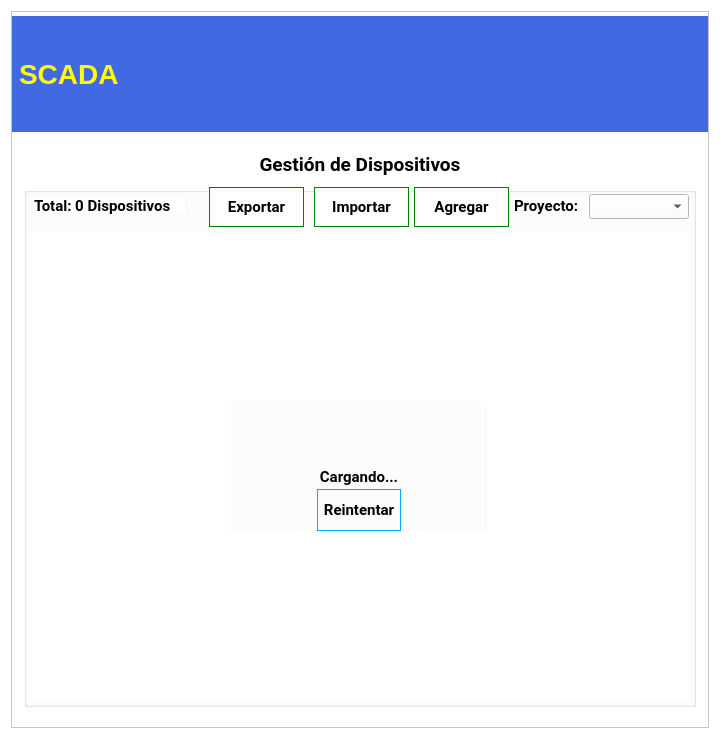
Above: app/forms/Modals/DispositivosModal.ui from AlejandroA714/scada-desktop before the change. Below: the same form after it.
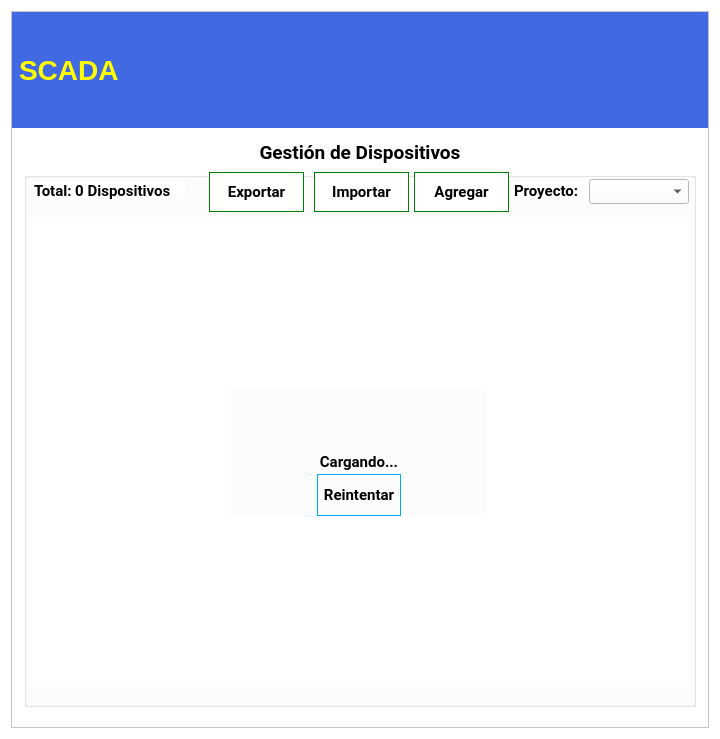
That is the form after the change. Icons and pictures are not drawn.

Patch:
```diff
--- a/app/forms/Modals/DispositivosModal.ui
+++ b/app/forms/Modals/DispositivosModal.ui
@@ -352,7 +352,7 @@
         <property name="minimumSize">
          <size>
           <width>672</width>
-          <height>520</height>
+          <height>535</height>
          </size>
         </property>
         <property name="font">
@@ -552,14 +552,23 @@
            <height>470</height>
           </size>
          </property>
+         <property name="maximumSize">
+          <size>
+           <width>16777215</width>
+           <height>167777</height>
+          </size>
+         </property>
          <property name="frameShape">
           <enum>QFrame::NoFrame</enum>
          </property>
          <property name="lineWidth">
           <number>0</number>
          </property>
+         <property name="horizontalScrollBarPolicy">
+          <enum>Qt::ScrollBarAlwaysOff</enum>
+         </property>
          <property name="widgetResizable">
-          <bool>true</bool>
+          <bool>false</bool>
          </property>
          <widget class="QWidget" name="ScrollContainer">
           <property name="geometry">
@@ -570,6 +579,12 @@
             <height>470</height>
            </rect>
           </property>
+          <property name="minimumSize">
+           <size>
+            <width>0</width>
+            <height>470</height>
+           </size>
+          </property>
           <layout class="QVBoxLayout" name="verticalLayout_3">
            <property name="spacing">
             <number>0</number>
@@ -578,13 +593,13 @@
             <number>0</number>
            </property>
            <property name="topMargin">
-            <number>0</number>
+            <number>10</number>
            </property>
            <property name="rightMargin">
             <number>0</number>
            </property>
            <property name="bottomMargin">
-            <number>0</number>
+            <number>10</number>
            </property>
            <item alignment="Qt::AlignHCenter|Qt::AlignVCenter">
             <widget class="QFrame" name="UtilsFrame">
```
